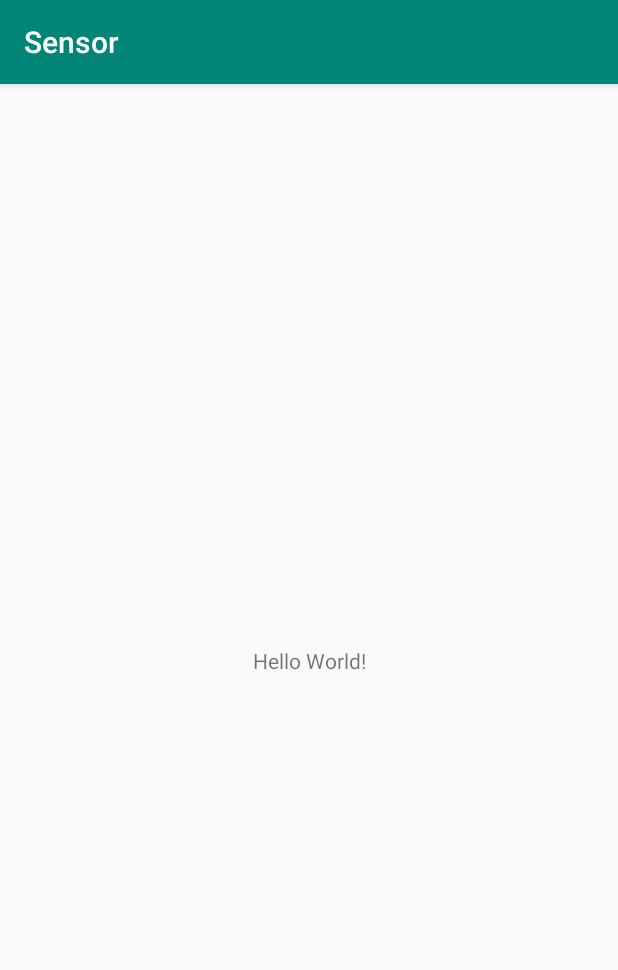
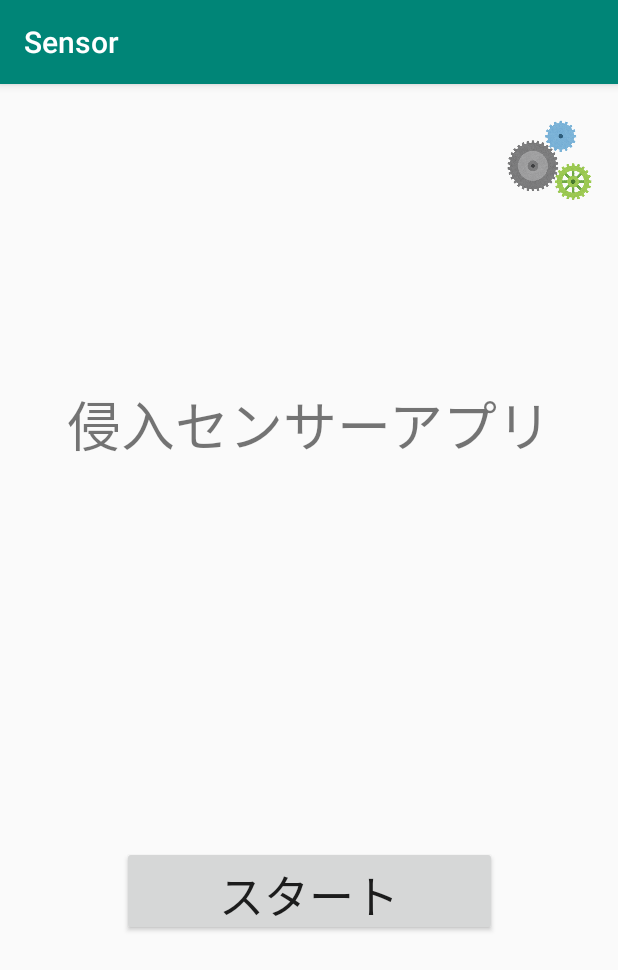
Before and after one commit to akkoIA/Sensor, an Android app: the screen it shows after launch (MainActivity), on a phone screen of 412 x 824 dp. Shown: the top 970 px of the screen. Run offline under Robolectric (Android 15) with nearby library versions, the phone set to English and light mode, and no system bars.

Commit message:
Main画面完成

```diff
--- a/app/src/main/res/layout/activity_main.xml
+++ b/app/src/main/res/layout/activity_main.xml
@@ -6,13 +6,36 @@
     android:layout_height="match_parent"
     tools:context=".MainActivity">
 
+    <Button
+        android:id="@+id/button"
+        android:layout_width="250dp"
+        android:layout_height="60dp"
+        android:layout_marginBottom="200dp"
+        android:text="スタート"
+        android:textSize="30sp"
+        app:layout_constraintBottom_toBottomOf="parent"
+        app:layout_constraintEnd_toEndOf="parent"
+        app:layout_constraintStart_toStartOf="parent" />
+
     <TextView
+        android:id="@+id/textView"
         android:layout_width="wrap_content"
         android:layout_height="wrap_content"
-        android:text="Hello World!"
-        app:layout_constraintBottom_toBottomOf="parent"
-        app:layout_constraintLeft_toLeftOf="parent"
-        app:layout_constraintRight_toRightOf="parent"
+        android:layout_marginTop="200dp"
+        android:text="侵入センサーアプリ"
+        android:textSize="36sp"
+        app:layout_constraintEnd_toEndOf="parent"
+        app:layout_constraintStart_toStartOf="parent"
         app:layout_constraintTop_toTopOf="parent" />
 
+    <ImageView
+        android:id="@+id/imageView"
+        android:layout_width="60dp"
+        android:layout_height="70dp"
+        android:layout_marginTop="16dp"
+        android:layout_marginEnd="16dp"
+        android:layout_marginRight="16dp"
+        app:layout_constraintEnd_toEndOf="parent"
+        app:layout_constraintTop_toTopOf="parent"
+        app:srcCompat="@drawable/gear" />
 </androidx.constraintlayout.widget.ConstraintLayout>
```
Also changed, not shown: app/src/main/res/drawable/gear.png (added).
